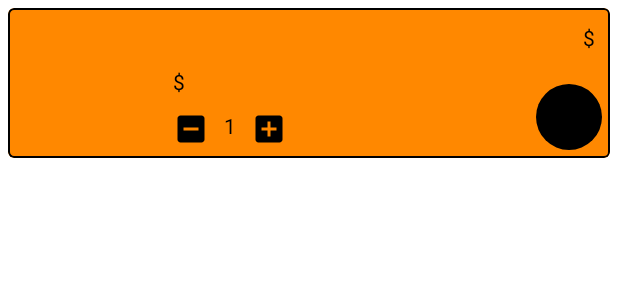
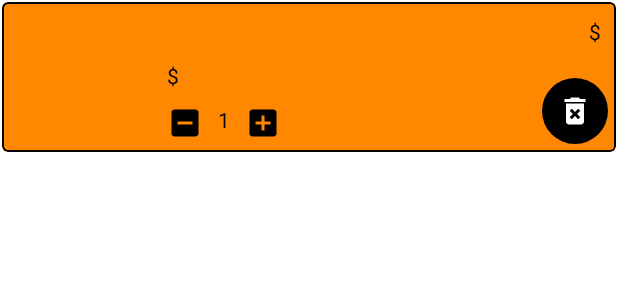
Before and after one commit to NFR-161/Coffee, an Android app: the layout card_item.xml on its own in the app's theme, with its tools: preview values and no code run, on a phone screen of 412 x 824 dp. Shown: the top 300 px of the screen. Run offline under Robolectric (Android 15) with nearby library versions, the phone set to English and light mode, and no system bars.

Commit message:
changed the colors

```diff
--- a/app/src/main/res/drawable/delete.xml
+++ b/app/src/main/res/drawable/delete.xml
@@ -2,9 +2,8 @@
     android:width="24dp"
     android:height="24dp"
     android:viewportWidth="24"
-    android:viewportHeight="24"
-    android:tint="?attr/colorControlNormal">
-  <path
-      android:fillColor="@android:color/white"
-      android:pathData="M6,19c0,1.1 0.9,2 2,2h8c1.1,0 2,-0.9 2,-2L18,7L6,7v12zM8.46,11.88l1.41,-1.41L12,12.59l2.12,-2.12 1.41,1.41L13.41,14l2.12,2.12 -1.41,1.41L12,15.41l-2.12,2.12 -1.41,-1.41L10.59,14l-2.13,-2.12zM15.5,4l-1,-1h-5l-1,1L5,4v2h14L19,4z"/>
+    android:viewportHeight="24">
+    <path
+        android:fillColor="@android:color/white"
+        android:pathData="M6,19c0,1.1 0.9,2 2,2h8c1.1,0 2,-0.9 2,-2L18,7L6,7v12zM8.46,11.88l1.41,-1.41L12,12.59l2.12,-2.12 1.41,1.41L13.41,14l2.12,2.12 -1.41,1.41L12,15.41l-2.12,2.12 -1.41,-1.41L10.59,14l-2.13,-2.12zM15.5,4l-1,-1h-5l-1,1L5,4v2h14L19,4z" />
 </vector>
--- a/app/src/main/res/layout/card_item.xml
+++ b/app/src/main/res/layout/card_item.xml
@@ -8,13 +8,13 @@
         android:id="@+id/cardProductCard"
         android:layout_width="match_parent"
         android:layout_height="100dp"
-        android:layout_margin="5dp"
-        app:strokeWidth="1dp"
+        android:layout_margin="1dp"
+        android:backgroundTint="@color/orange"
+        android:checkable="true"
+        android:focusable="true"
+        app:cardElevation="0dp"
         app:strokeColor="@android:color/black"
-        android:backgroundTint="@color/orange"
-        app:cardElevation="0dp"
-        android:focusable="true"
-        android:checkable="true">
+        app:strokeWidth="1dp">
 
         <androidx.constraintlayout.widget.ConstraintLayout
             android:layout_width="match_parent"
@@ -24,8 +24,8 @@
                 android:id="@+id/imageProductCard"
                 android:layout_width="100dp"
                 android:layout_height="100dp"
-                app:layout_constraintTop_toTopOf="parent"
-                app:layout_constraintStart_toStartOf="parent"/>
+                app:layout_constraintStart_toStartOf="parent"
+                app:layout_constraintTop_toTopOf="parent" />
 
             <androidx.appcompat.widget.AppCompatTextView
                 android:id="@+id/nameProductCard"
@@ -34,91 +34,91 @@
                 android:layout_margin="10dp"
                 android:textColor="@color/black"
                 android:textStyle="bold"
-                app:layout_constraintTop_toTopOf="parent"
-                app:layout_constraintLeft_toRightOf="@id/imageProductCard"/>
+                app:layout_constraintLeft_toRightOf="@id/imageProductCard"
+                app:layout_constraintTop_toTopOf="parent" />
 
             <androidx.appcompat.widget.AppCompatTextView
                 android:id="@+id/priceProductCard"
                 android:layout_width="wrap_content"
                 android:layout_height="wrap_content"
+                android:layout_marginLeft="10dp"
                 android:layout_marginTop="10dp"
-                android:layout_marginLeft="10dp"
                 android:textColor="@color/black"
-                app:layout_constraintTop_toBottomOf="@id/nameProductCard"
-                app:layout_constraintLeft_toRightOf="@id/imageProductCard"/>
+                app:layout_constraintLeft_toRightOf="@id/imageProductCard"
+                app:layout_constraintTop_toBottomOf="@id/nameProductCard" />
 
             <androidx.appcompat.widget.AppCompatTextView
                 android:id="@+id/currProductCard"
                 android:layout_width="wrap_content"
                 android:layout_height="wrap_content"
                 android:layout_marginTop="10dp"
+                android:text="@string/dollar"
                 android:textColor="@color/black"
-                android:text="@string/dollar"
-                app:layout_constraintTop_toBottomOf="@id/nameProductCard"
-                app:layout_constraintLeft_toRightOf="@id/priceProductCard"/>
+                app:layout_constraintLeft_toRightOf="@id/priceProductCard"
+                app:layout_constraintTop_toBottomOf="@id/nameProductCard" />
 
             <androidx.appcompat.widget.AppCompatTextView
                 android:id="@+id/totalPriceProductCard"
                 android:layout_width="wrap_content"
                 android:layout_height="wrap_content"
+                android:layout_marginTop="10dp"
+                android:layout_marginRight="5dp"
                 android:textColor="@color/black"
-                android:layout_marginTop = "10dp"
-                android:layout_marginRight="5dp"
-                app:layout_constraintTop_toTopOf="parent"
-                app:layout_constraintRight_toLeftOf="@id/totalCurrProductCard"/>
+                app:layout_constraintRight_toLeftOf="@id/totalCurrProductCard"
+                app:layout_constraintTop_toTopOf="parent" />
 
             <androidx.appcompat.widget.AppCompatTextView
                 android:id="@+id/totalCurrProductCard"
                 android:layout_width="wrap_content"
                 android:layout_height="wrap_content"
-                android:layout_marginTop = "10dp"
+                android:layout_marginTop="10dp"
                 android:layout_marginRight="10dp"
+                android:text="@string/dollar"
                 android:textColor="@color/black"
-                android:text="@string/dollar"
-                app:layout_constraintTop_toTopOf="parent"
-                app:layout_constraintEnd_toEndOf="parent"/>
+                app:layout_constraintEnd_toEndOf="parent"
+                app:layout_constraintTop_toTopOf="parent" />
 
 
             <androidx.appcompat.widget.AppCompatImageButton
                 android:id="@+id/removeFromCardProductCard"
                 android:layout_width="wrap_content"
                 android:layout_height="wrap_content"
-                app:layout_constraintEnd_toEndOf="parent"
+                android:layout_margin="5dp"
+                android:background="@drawable/backg_button"
+                android:padding="10dp"
+                android:src="@drawable/delete"
                 app:layout_constraintBottom_toBottomOf="parent"
-                android:src="@drawable/delete"
-                android:padding="10dp"
-                android:layout_margin="5dp"
-                android:background="@drawable/backg_button"/>
+                app:layout_constraintEnd_toEndOf="parent" />
 
             <androidx.appcompat.widget.AppCompatImageButton
                 android:id="@+id/lessProductBasket"
                 android:layout_width="wrap_content"
                 android:layout_height="wrap_content"
-                app:layout_constraintTop_toBottomOf="@id/priceProductCard"
+                android:layout_margin="10dp"
+                android:background="@android:color/transparent"
+                android:src="@drawable/less"
                 app:layout_constraintLeft_toRightOf="@id/imageProductCard"
-                android:layout_margin="10dp"
-                android:src="@drawable/less"
-                android:background="@android:color/transparent"/>
+                app:layout_constraintTop_toBottomOf="@id/priceProductCard" />
 
             <androidx.appcompat.widget.AppCompatTextView
                 android:id="@+id/countProductBasket"
                 android:layout_width="wrap_content"
                 android:layout_height="wrap_content"
-                app:layout_constraintTop_toBottomOf="@id/priceProductCard"
-                app:layout_constraintLeft_toRightOf="@id/lessProductBasket"
                 android:layout_margin="10dp"
                 android:text="1"
-                android:textColor="@color/black"/>
+                android:textColor="@color/black"
+                app:layout_constraintLeft_toRightOf="@id/lessProductBasket"
+                app:layout_constraintTop_toBottomOf="@id/priceProductCard" />
 
             <androidx.appcompat.widget.AppCompatImageButton
                 android:id="@+id/moreProductBasket"
                 android:layout_width="wrap_content"
                 android:layout_height="wrap_content"
-                app:layout_constraintTop_toBottomOf="@id/priceProductCard"
+                android:layout_margin="10dp"
+                android:background="@android:color/transparent"
+                android:src="@drawable/more"
                 app:layout_constraintLeft_toRightOf="@id/countProductBasket"
-                android:layout_margin="10dp"
-                android:src="@drawable/more"
-                android:background="@android:color/transparent"/>
+                app:layout_constraintTop_toBottomOf="@id/priceProductCard" />
 
         </androidx.constraintlayout.widget.ConstraintLayout>
 
--- a/app/src/main/res/values/themes.xml
+++ b/app/src/main/res/values/themes.xml
@@ -2,15 +2,16 @@
     <!-- Base application theme. -->
     <style name="Theme.Test" parent="Theme.MaterialComponents.DayNight.NoActionBar">
         <!-- Primary brand color. -->
-        <item name="colorPrimary">@color/purple_500</item>
-        <item name="colorPrimaryVariant">@color/purple_700</item>
-        <item name="colorOnPrimary">@color/white</item>
+        <item name="colorPrimary">@color/black</item>
+        <item name="colorPrimaryVariant">@color/black</item>
+        <item name="colorOnPrimary">@color/black</item>
         <!-- Secondary brand color. -->
         <item name="colorSecondary">@color/teal_200</item>
         <item name="colorSecondaryVariant">@color/teal_700</item>
         <item name="colorOnSecondary">@color/black</item>
         <!-- Status bar color. -->
         <item name="android:statusBarColor" tools:targetApi="l">?attr/colorPrimaryVariant</item>
+
         <!-- Customize your theme here. -->
     </style>
 </resources>
```
Also changed, not shown: app/src/main/res/drawable/for_bt_bg.xml (added, +10 -0 lines), app/src/main/res/layout/account.xml (+6 -3 lines), app/src/main/res/layout/card.xml (+18 -15 lines), app/src/main/res/layout/coffee.xml (+4 -3 lines), app/src/main/res/layout/home.xml (+21 -19 lines).
